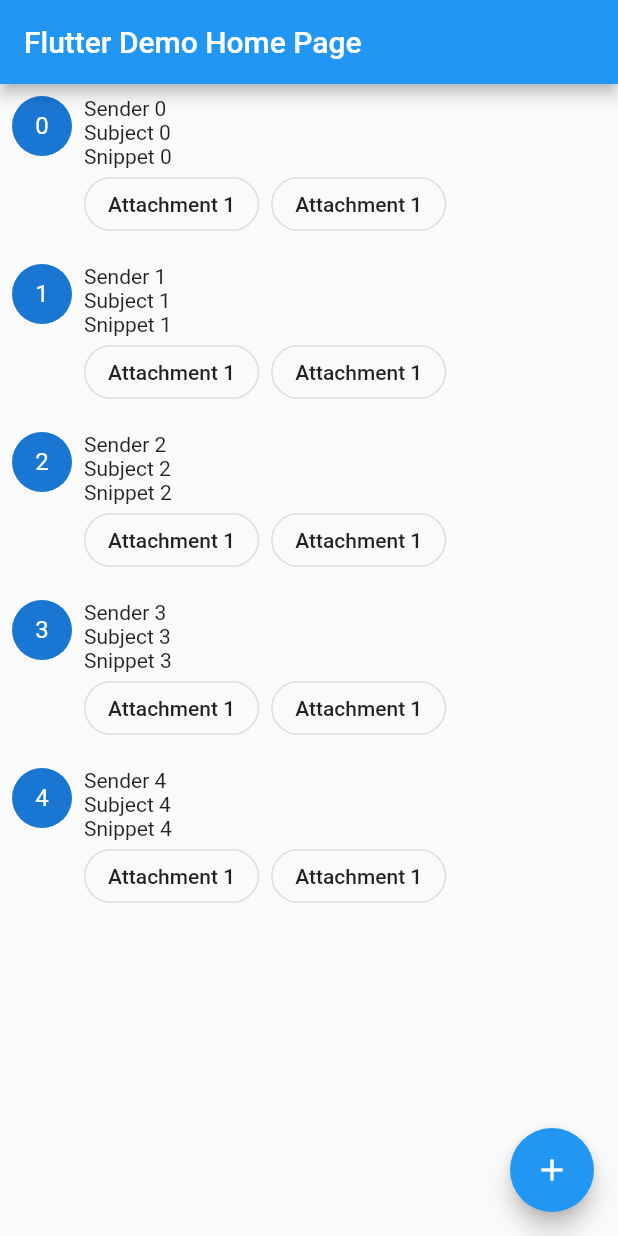
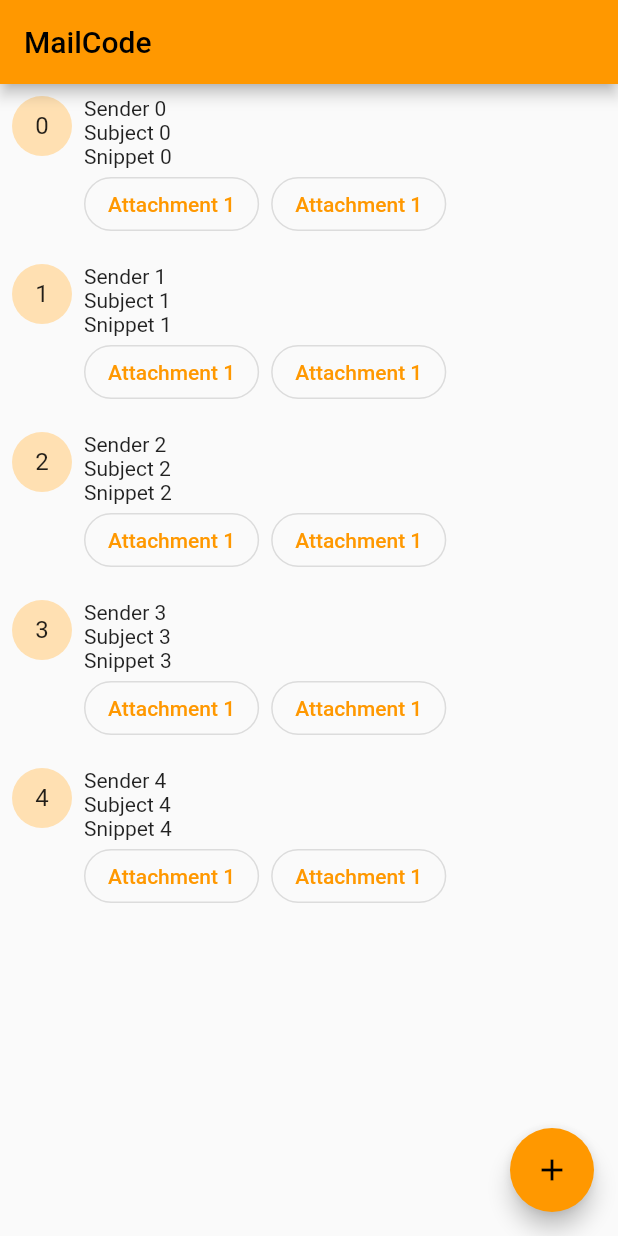
Before and after one commit to ZofiaZinkowska/Aplikacja_mobilna, a Flutter app: the screen it shows after launch, on a phone screen of 412 x 824 dp. Run offline on Flutter 3.47's test engine with Material 2 defaults, Android fonts, the phone set to English and light mode, and no system bars.

Commit message:
New changes

```diff
--- a/lib/main.dart
+++ b/lib/main.dart
@@ -10,11 +10,11 @@ class MyApp extends StatelessWidget {
   @override
   Widget build(BuildContext context) {
     return MaterialApp(
-      title: 'Flutter Demo',
+      title: 'Mail',
       theme: ThemeData(
-        primarySwatch: Colors.blue,
+        primarySwatch: Colors.orange
       ),
-      home: MyHomePage(title: 'Flutter Demo Home Page'),
+      home: MyHomePage(title: 'MailCode'),
     );
   }
 }
@@ -78,18 +78,22 @@ class _MyHomePageState extends State<MyHomePage> {
                   children: <Widget>[
                     Padding(
                       padding: const EdgeInsets.only(right: 8.0),
-                      child: OutlineButton(
+                      child: OutlinedButton(
                         onPressed: () => print('pressed'),
                         child: const Text('Attachment 1'),
-                        shape: RoundedRectangleBorder(
-                            borderRadius: BorderRadius.circular(30.0)),
+                        style: OutlinedButton.styleFrom(
+                            shape: RoundedRectangleBorder(
+                                borderRadius: BorderRadius.circular(30.0)),
+                        )
                       ),
                     ),
-                    OutlineButton(
+                    OutlinedButton(
                       onPressed: () => print('pressed'),
                       child: const Text('Attachment 1'),
-                      shape: RoundedRectangleBorder(
-                          borderRadius: BorderRadius.circular(30.0)),
+                      style: OutlinedButton.styleFrom(
+                          shape: RoundedRectangleBorder(
+                              borderRadius: BorderRadius.circular(30.0)),
+                      )
                     ),
                   ],
                 )
```
